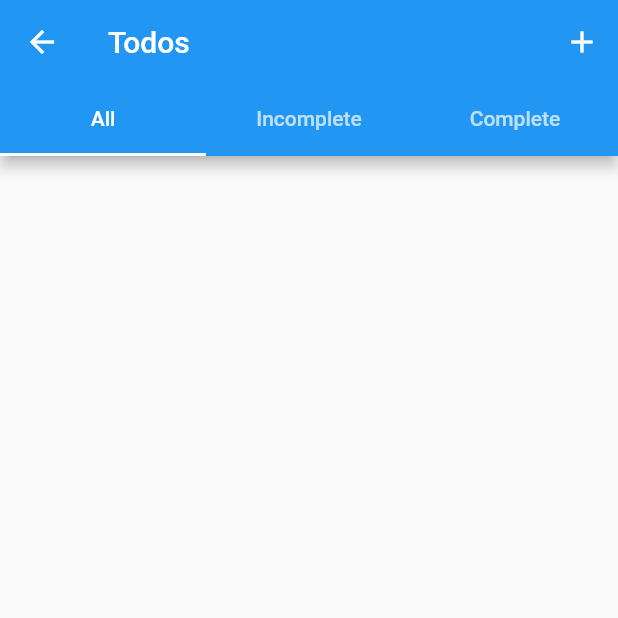
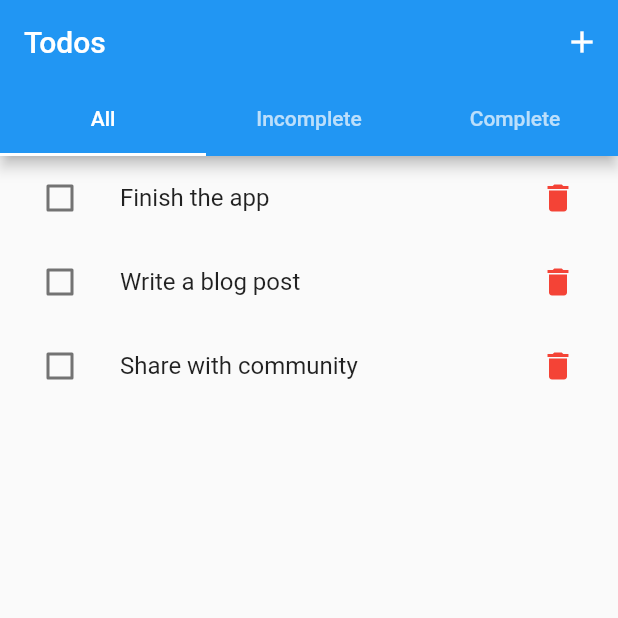
Before and after one commit to barriehadfield/flutter_todo, a Flutter app: the HomeScreen screen opened directly, on a phone screen of 412 x 824 dp, the top half of it. Run offline on Flutter 3.47's test engine with Material 2 defaults, Android fonts, the phone set to English and light mode, and no system bars.

Commit message:
with bug

```diff
--- a/lib/providers/todos_model.dart
+++ b/lib/providers/todos_model.dart
@@ -3,7 +3,13 @@ import 'package:flutter/material.dart';
 import 'package:todos/models/task.dart';
 
 class TodosModel extends ChangeNotifier {
-  final List<Task> _tasks = [];
+  // final List<Task> _tasks = [];
+
+  final List<Task> _tasks = [
+    Task(title: 'Finish the app'),
+    Task(title: 'Write a blog post'),
+    Task(title: 'Share with community'),
+  ];
 
   UnmodifiableListView<Task> get allTasks => UnmodifiableListView(_tasks);
 
```
Also changed, not shown: lib/main.dart (+81 -80 lines), 1 other file.
